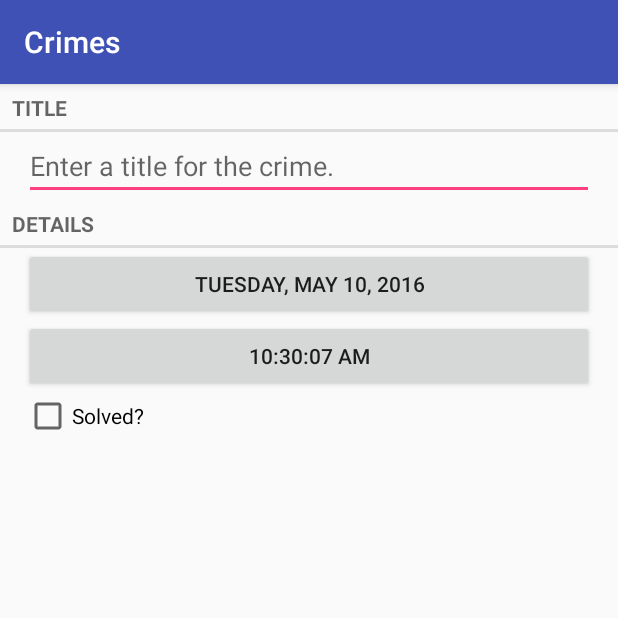
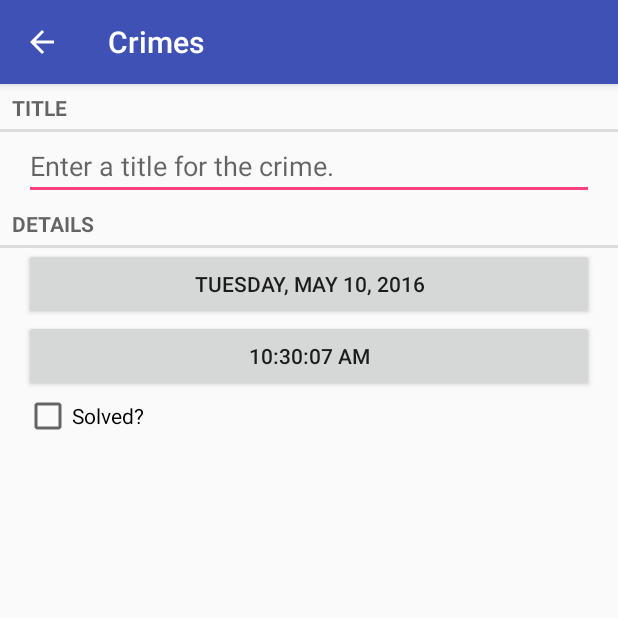
Before and after one commit to yuzhebj/android-demo-criminal, an Android app: the screen it shows after launch (CrimePagerActivity), after a tap on "New Crime", on a phone screen of 412 x 824 dp, the top half of it. Run offline under Robolectric (Android 15) with nearby library versions, the phone set to English and light mode, and no system bars.

Commit message:
solve getActivity.getActionBar=null problem

```diff
--- a/app/src/main/java/criminalintent/android/gbsc/ibm/com/criminalintent/CrimeActivity.java
+++ b/app/src/main/java/criminalintent/android/gbsc/ibm/com/criminalintent/CrimeActivity.java
@@ -8,7 +8,7 @@ import java.util.UUID;
 public class CrimeActivity extends SingleFragmentActivity {
     @Override
     protected Fragment createFragment() {
-        UUID crimeId = (UUID)getIntent().getSerializableExtra(CrimeFragment.EXTRA_CRIME_ID);
+        UUID crimeId = (UUID) getIntent().getSerializableExtra(CrimeFragment.EXTRA_CRIME_ID);
         return CrimeFragment.newInstance(crimeId);
     }
 }
--- a/app/src/main/java/criminalintent/android/gbsc/ibm/com/criminalintent/CrimeFragment.java
+++ b/app/src/main/java/criminalintent/android/gbsc/ibm/com/criminalintent/CrimeFragment.java
@@ -6,6 +6,8 @@ import android.os.Bundle;
 import android.support.v4.app.Fragment;
 import android.support.v4.app.FragmentManager;
 import android.support.v4.app.NavUtils;
+import android.support.v7.app.ActionBar;
+import android.support.v7.app.AppCompatActivity;
 import android.text.Editable;
 import android.text.TextWatcher;
 import android.text.format.DateFormat;
@@ -59,12 +61,8 @@ public class CrimeFragment extends Fragment {
 
         getActivity().setTitle(R.string.crimes_title);
 
-        // added for home icon: actionBar is null
-//        getActivity().getActionBar().setDisplayOptions(ActionBar.DISPLAY_SHOW_HOME | ActionBar.DISPLAY_SHOW_TITLE);
-//        ActionBar actionBar = getActivity();
-//        actionBar.setLogo(R.mipmap.ic_launcher);
-//        actionBar.setDisplayUseLogoEnabled(true);
-//        actionBar.setDisplayHomeAsUpEnabled(true);
+        ActionBar actionBar = ((AppCompatActivity) getActivity()).getSupportActionBar();
+        actionBar.setDisplayHomeAsUpEnabled(true);
 
         mTitleField = (EditText) v.findViewById(R.id.crime_title);
         mTitleField.setText(mCrime.getTitle());
--- a/app/src/main/java/criminalintent/android/gbsc/ibm/com/criminalintent/CrimeListFragment.java
+++ b/app/src/main/java/criminalintent/android/gbsc/ibm/com/criminalintent/CrimeListFragment.java
@@ -2,9 +2,13 @@ package criminalintent.android.gbsc.ibm.com.criminalintent;
 
 
 import android.content.Intent;
+import android.os.Build;
 import android.os.Bundle;
 import android.support.v4.app.ListFragment;
+import android.support.v7.app.ActionBar;
+import android.support.v7.app.AppCompatActivity;
 import android.util.Log;
+import android.view.LayoutInflater;
 import android.view.Menu;
 import android.view.MenuInflater;
 import android.view.MenuItem;
@@ -24,6 +28,7 @@ import java.util.ArrayList;
 public class CrimeListFragment extends ListFragment {
 
     private static final String TAG = "CrimeListFragment";
+    private boolean mSubtitleVisible;
     private ArrayList<Crime> mCrimes;
 
     @Override
@@ -36,6 +41,9 @@ public class CrimeListFragment extends ListFragment {
 
         CrimeAdapter adapter = new CrimeAdapter(mCrimes);
         setListAdapter(adapter);
+
+        setRetainInstance(true);
+        mSubtitleVisible = false;
     }
 
     @Override
@@ -87,6 +95,11 @@ public class CrimeListFragment extends ListFragment {
     public void onCreateOptionsMenu(Menu menu, MenuInflater inflater) {
         super.onCreateOptionsMenu(menu, inflater);
         inflater.inflate(R.menu.fragment_crime_list, menu);
+
+        MenuItem showSubtitle = menu.findItem(R.id.menu_item_show_subtitle);
+        if (mSubtitleVisible && showSubtitle != null) {
+            showSubtitle.setTitle(R.string.hide_subtitle);
+        }
     }
 
     @Override
@@ -99,10 +112,32 @@ public class CrimeListFragment extends ListFragment {
                 i.putExtra(CrimeFragment.EXTRA_CRIME_ID, crime.getId());
                 startActivityForResult(i, 0);
                 return true;
+            case R.id.menu_item_show_subtitle:
+                // use type casting below, or the actionbar is null
+                ActionBar actionBar = ((AppCompatActivity) getActivity()).getSupportActionBar();
+
+                if (actionBar.getSubtitle() == null) {
+                    actionBar.setSubtitle(R.string.subtitle);
+                    mSubtitleVisible = true;
+                    item.setTitle(R.string.hide_subtitle);
+                } else {
+                    actionBar.setSubtitle(null);
+                    mSubtitleVisible = false;
+                    item.setTitle(R.string.show_subtitle);
+                }
+                return true;
             default:
                 return super.onOptionsItemSelected(item);
         }
     }
 
+    @Override
+    public View onCreateView(LayoutInflater inflater, ViewGroup container, Bundle savedInstanceState) {
+        View v = super.onCreateView(inflater, container, savedInstanceState);
 
+        if (Build.VERSION.SDK_INT >= Build.VERSION_CODES.HONEYCOMB) {
+            ((AppCompatActivity) getActivity()).getSupportActionBar().setSubtitle(R.string.subtitle);
+        }
+        return v;
+    }
 }
--- a/app/src/main/res/menu/fragment_crime_list.xml
+++ b/app/src/main/res/menu/fragment_crime_list.xml
@@ -5,4 +5,7 @@
         android:icon="@android:drawable/ic_menu_add"
         android:title="@string/new_crime"
         app:showAsAction="ifRoom|withText"/>
+    <item android:id="@+id/menu_item_show_subtitle"
+        android:title="@string/show_subtitle"
+        app:showAsAction="ifRoom" />
 </menu>
```
Also changed, not shown: app/src/main/java/criminalintent/android/gbsc/ibm/com/criminalintent/SingleFragmentActivity.java (+4 -3 lines).
